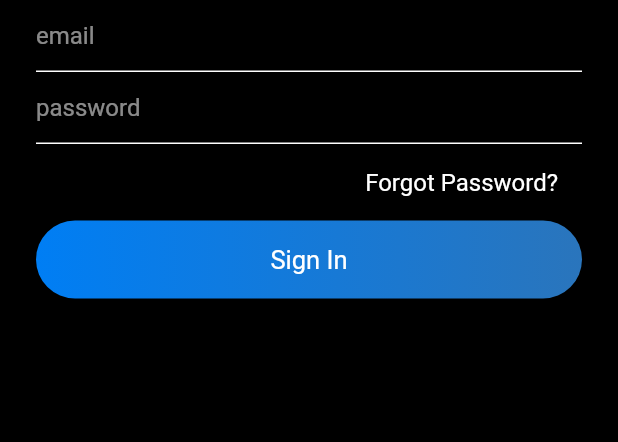
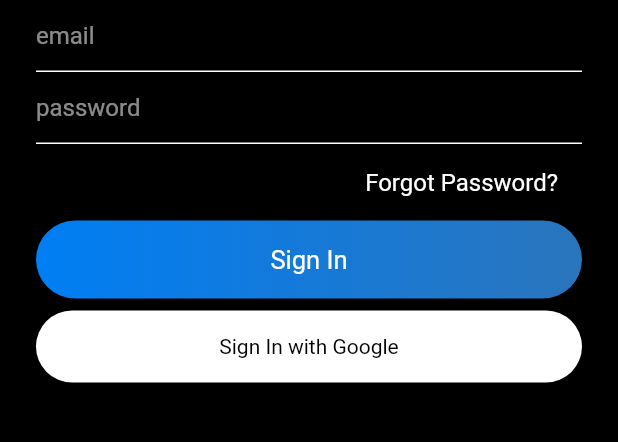
Before and after one commit to mujeeb11503051/chat_app_firebase, a Flutter app: the screen it shows after launch, on a phone screen of 412 x 824 dp, the part 90-532 px from its top. Run offline on Flutter 3.47's test engine with Material 2 defaults, Android fonts, the phone set to English and light mode, and no system bars.

Commit message:
added the sign in with google button

```diff
--- a/lib/views/sign_in.dart
+++ b/lib/views/sign_in.dart
@@ -58,6 +58,21 @@ class _SignInState extends State<SignIn> {
                   textAlign: TextAlign.center,
                 ),
               ),
+              SizedBox(
+                height: 8.0,
+              ),
+              Container(
+                padding: EdgeInsets.symmetric(vertical: 16),
+                decoration: BoxDecoration(
+                    borderRadius: BorderRadius.circular(30),
+                    color: Colors.white),
+                width: MediaQuery.of(context).size.width,
+                child: Text(
+                  "Sign In with Google",
+                  style: TextStyle(color: Colors.black),
+                  textAlign: TextAlign.center,
+                ),
+              ),
             ],
           ),
         ),
```
